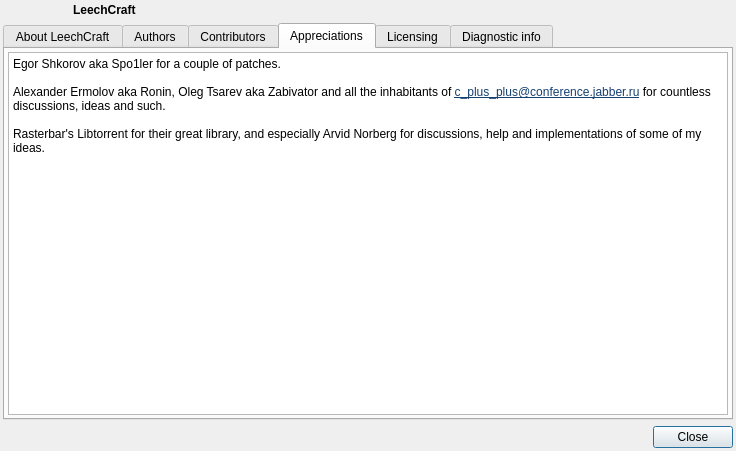
First picture: the form in src/core/aboutdialog.ui, repository 0xd34df00d/leechcraft, before the edit.
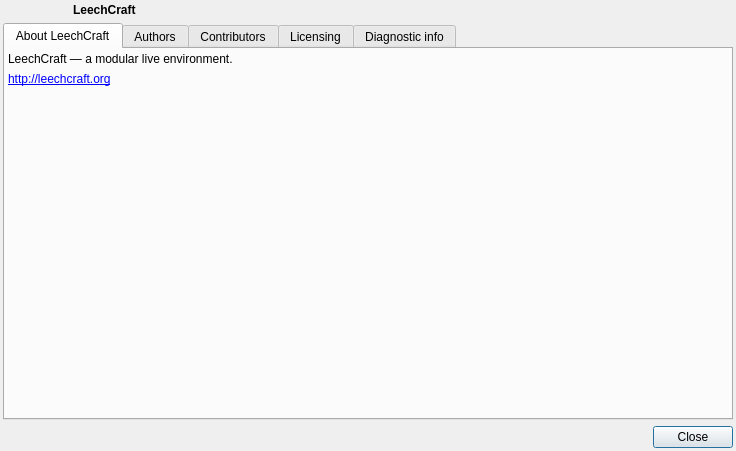
Second picture: the form after the edit. The open tabs and pages were chosen to show the change. Icons and pictures are not drawn.

Commit message: [Core] Drop the appreciations tab.

```diff
--- a/src/core/aboutdialog.ui
+++ b/src/core/aboutdialog.ui
@@ -139,31 +139,6 @@
        </item>
       </layout>
      </widget>
-     <widget class="QWidget" name="tab_5">
-      <attribute name="title">
-       <string>Appreciations</string>
-      </attribute>
-      <layout class="QVBoxLayout" name="verticalLayout_6">
-       <property name="margin">
-        <number>3</number>
-       </property>
-       <item>
-        <widget class="QTextBrowser" name="textBrowser_4">
-         <property name="html">
-          <string notr="true">&lt;!DOCTYPE HTML PUBLIC &quot;-//W3C//DTD HTML 4.0//EN&quot; &quot;http://www.w3.org/TR/REC-html40/strict.dtd&quot;&gt;
-&lt;html&gt;&lt;head&gt;&lt;meta name=&quot;qrichtext&quot; content=&quot;1&quot; /&gt;&lt;style type=&quot;text/css&quot;&gt;
-p, li { white-space: pre-wrap; }
-&lt;/style&gt;&lt;/head&gt;&lt;body style=&quot; font-family:'Droid Sans'; font-size:9pt; font-weight:400; font-style:normal;&quot;&gt;
-&lt;p style=&quot; margin-top:0px; margin-bottom:0px; margin-left:0px; margin-right:0px; -qt-block-indent:0; text-indent:0px;&quot;&gt;&lt;span style=&quot; font-family:'DejaVu Sans';&quot;&gt;Egor Shkorov aka Spo1ler for a couple of patches.&lt;/span&gt;&lt;/p&gt;
-&lt;p style=&quot;-qt-paragraph-type:empty; margin-top:0px; margin-bottom:0px; margin-left:0px; margin-right:0px; -qt-block-indent:0; text-indent:0px; font-family:'DejaVu Sans';&quot;&gt;&lt;br /&gt;&lt;/p&gt;
-&lt;p style=&quot; margin-top:0px; margin-bottom:0px; margin-left:0px; margin-right:0px; -qt-block-indent:0; text-indent:0px;&quot;&gt;&lt;span style=&quot; font-family:'DejaVu Sans';&quot;&gt;Alexander Ermolov aka Ronin, Oleg Tsarev aka Zabivator and all the inhabitants of &lt;/span&gt;&lt;a href=&quot;xmpp:c_plus_plus@conference.jabber.ru&quot;&gt;&lt;span style=&quot; font-family:'DejaVu Sans'; text-decoration: underline; color:#154071;&quot;&gt;c_plus_plus@conference.jabber.ru&lt;/span&gt;&lt;/a&gt;&lt;span style=&quot; font-family:'DejaVu Sans';&quot;&gt; for countless discussions, ideas and such.&lt;/span&gt;&lt;/p&gt;
-&lt;p style=&quot;-qt-paragraph-type:empty; margin-top:0px; margin-bottom:0px; margin-left:0px; margin-right:0px; -qt-block-indent:0; text-indent:0px; font-family:'DejaVu Sans';&quot;&gt;&lt;br /&gt;&lt;/p&gt;
-&lt;p style=&quot; margin-top:0px; margin-bottom:0px; margin-left:0px; margin-right:0px; -qt-block-indent:0; text-indent:0px;&quot;&gt;&lt;span style=&quot; font-family:'DejaVu Sans';&quot;&gt;Rasterbar's Libtorrent for their great library, and especially Arvid Norberg for discussions, help and implementations of some of my ideas.&lt;/span&gt;&lt;/p&gt;&lt;/body&gt;&lt;/html&gt;</string>
-         </property>
-        </widget>
-       </item>
-      </layout>
-     </widget>
      <widget class="QWidget" name="tab_7">
       <attribute name="title">
        <string>Licensing</string>
```
